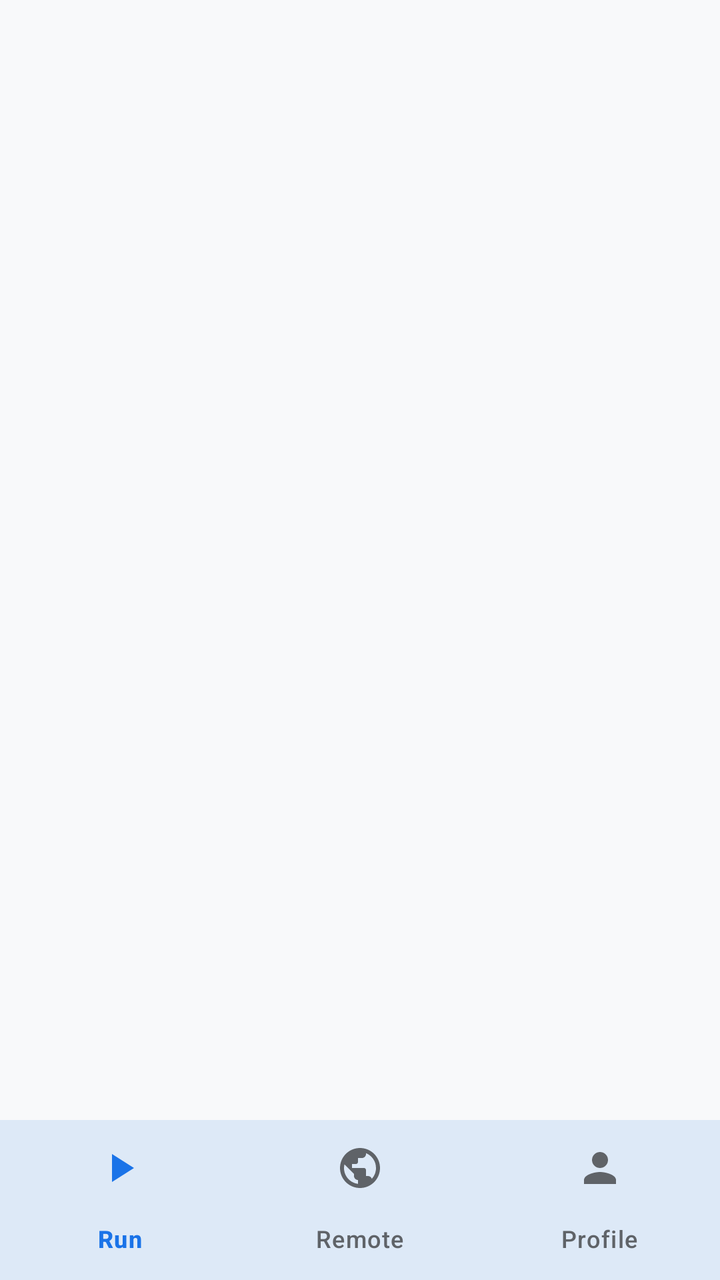
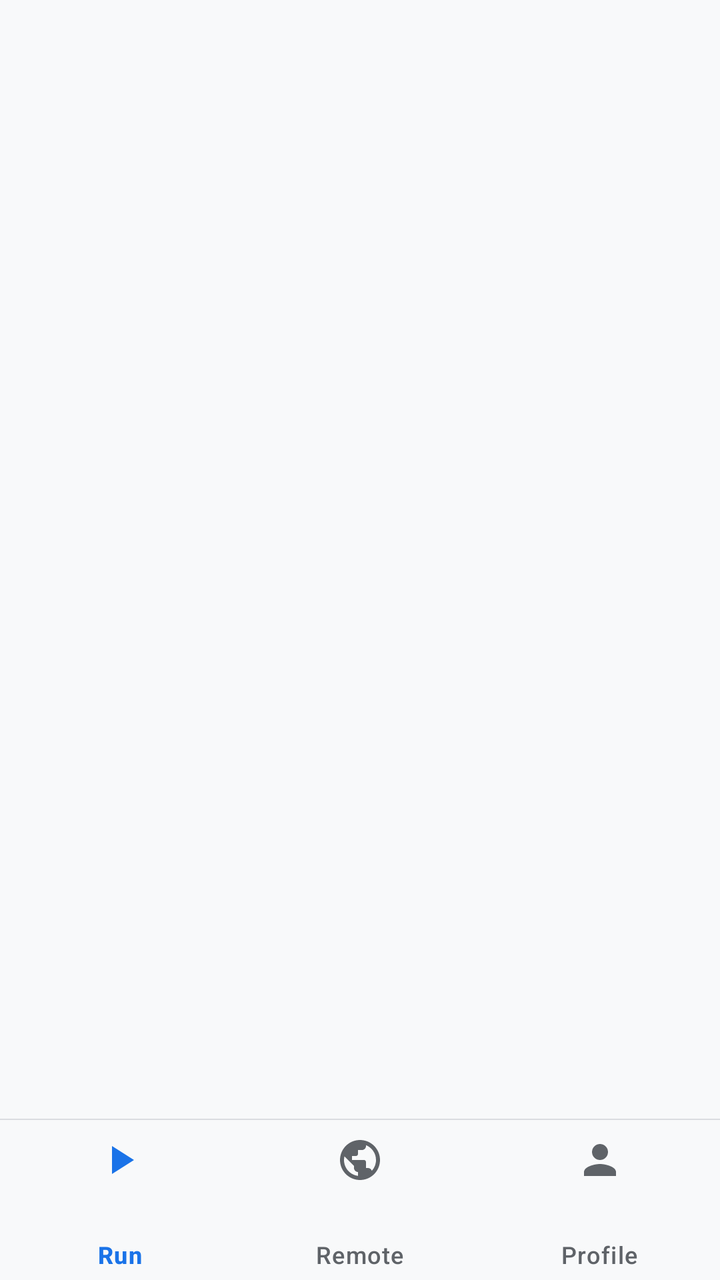

Screens rendered from an Android XML layout before and after an edit, with the pre-edit source and the edit as a unified diff.
<!-- AndroidManifest.xml: application theme Theme.MyApp -->
<!-- res/layout/activity_main.xml -->
<?xml version="1.0" encoding="utf-8"?>
<androidx.constraintlayout.widget.ConstraintLayout xmlns:android="http://schemas.android.com/apk/res/android"
    xmlns:app="http://schemas.android.com/apk/res-auto"
    android:layout_width="match_parent"
    android:layout_height="match_parent"
    android:background="?attr/colorSurface">

    <androidx.viewpager2.widget.ViewPager2
        android:id="@+id/viewpager"
        android:layout_width="0dp"
        android:layout_height="0dp"
        android:animateLayoutChanges="true"
        app:layout_constraintBottom_toTopOf="@id/bottom_nav"
        app:layout_constraintEnd_toEndOf="parent"
        app:layout_constraintStart_toStartOf="parent"
        app:layout_constraintTop_toTopOf="parent" />

    <com.google.android.material.bottomnavigation.BottomNavigationView
        android:id="@+id/bottom_nav"
        android:layout_width="0dp"
        android:layout_height="wrap_content"
        android:background="?attr/colorSurface"
        app:elevation="8dp"
        app:itemIconTint="@drawable/nav_color"
        app:itemTextColor="@drawable/nav_color"
        app:labelVisibilityMode="labeled"
        app:layout_constraintBottom_toBottomOf="parent"
        app:layout_constraintEnd_toEndOf="parent"
        app:layout_constraintStart_toStartOf="parent"
        app:menu="@menu/bottom_nav" />

</androidx.constraintlayout.widget.ConstraintLayout>
<!-- resources referenced by this layout -->
<resources>
  <!-- drawable nav_color (drawable) -->
  <?xml version="1.0" encoding="utf-8"?>
  <selector xmlns:android="http://schemas.android.com/apk/res/android">
      <item android:color="?attr/colorPrimary" android:state_checked="true" />
      <item android:color="?attr/colorOnSurfaceVariant" />
  </selector>
  <style name="Theme.MyApp" parent="Theme.Material3.DayNight.NoActionBar">
          <item name="colorPrimary">@color/blue_primary</item>
          <item name="colorOnPrimary">@color/white</item>
          <item name="colorPrimaryContainer">#FFD2E3FC</item>
          <item name="colorOnPrimaryContainer">#FF041E49</item>
          <item name="colorSecondary">@color/teal_accent</item>
          <item name="colorOnSecondary">@color/black</item>
          <item name="colorSurface">@color/surface_light</item>
          <item name="colorOnSurface">#FF1F1F1F</item>
          <item name="colorOnSurfaceVariant">#FF5F6368</item>
          <item name="colorOutline">#FFDADCE0</item>
          <item name="colorError">#FFD93025</item>
          <item name="android:statusBarColor">@android:color/transparent</item>
          <item name="android:navigationBarColor">@android:color/transparent</item>
          <item name="android:windowBackground">@color/surface_light</item>
      </style>
  <color name="blue_primary">#FF1A73E8</color>
  <color name="white">#FFFFFFFF</color>
  <color name="teal_accent">#FF00BFA5</color>
  <color name="black">#FF000000</color>
  <color name="surface_light">#FFF8F9FA</color>
</resources>

<!-- the commit's change to res/layout/activity_main.xml (unified diff, before → after) -->
@@ -9,24 +9,34 @@
         android:id="@+id/viewpager"
         android:layout_width="0dp"
         android:layout_height="0dp"
-        android:animateLayoutChanges="true"
         app:layout_constraintBottom_toTopOf="@id/bottom_nav"
         app:layout_constraintEnd_toEndOf="parent"
         app:layout_constraintStart_toStartOf="parent"
         app:layout_constraintTop_toTopOf="parent" />
+
+    <View
+        android:id="@+id/divider"
+        android:layout_width="0dp"
+        android:layout_height="0.5dp"
+        android:background="?attr/colorOutline"
+        app:layout_constraintBottom_toTopOf="@id/bottom_nav"
+        app:layout_constraintEnd_toEndOf="parent"
+        app:layout_constraintStart_toStartOf="parent" />
 
     <com.google.android.material.bottomnavigation.BottomNavigationView
         android:id="@+id/bottom_nav"
         android:layout_width="0dp"
         android:layout_height="wrap_content"
         android:background="?attr/colorSurface"
-        app:elevation="8dp"
+        app:elevation="0dp"
         app:itemIconTint="@drawable/nav_color"
         app:itemTextColor="@drawable/nav_color"
+        app:itemPaddingTop="8dp"
+        app:itemPaddingBottom="8dp"
         app:labelVisibilityMode="labeled"
+        app:menu="@menu/bottom_nav"
         app:layout_constraintBottom_toBottomOf="parent"
         app:layout_constraintEnd_toEndOf="parent"
-        app:layout_constraintStart_toStartOf="parent"
-        app:menu="@menu/bottom_nav" />
+        app:layout_constraintStart_toStartOf="parent" />
 
 </androidx.constraintlayout.widget.ConstraintLayout>
<!-- resource entries referenced after the edit -->
@@ -21,11 +21,20 @@
           <item name="android:statusBarColor">@android:color/transparent</item>
           <item name="android:navigationBarColor">@android:color/transparent</item>
           <item name="android:windowBackground">@color/surface_light</item>
+          <item name="bottomNavigationStyle">@style/Widget.MyApp.BottomNavigationView</item>
       </style>
   <color name="blue_primary">#FF1A73E8</color>
   <color name="white">#FFFFFFFF</color>
   <color name="teal_accent">#FF00BFA5</color>
   <color name="black">#FF000000</color>
   <color name="surface_light">#FFF8F9FA</color>
+  <style name="Widget.MyApp.BottomNavigationView" parent="Widget.Material3.BottomNavigationView">
+          <item name="itemActiveIndicatorStyle">@style/MyActiveIndicator</item>
+          <item name="itemRippleColor">@color/ripple_selector</item>
+      </style>
+  <style name="MyActiveIndicator">
+          <item name="android:color">#1A00BFA5</item>
+          <item name="shapeAppearance">@style/ShapeAppearance.Material3.Corner.Full</item>
+      </style>
 </resources>
 
